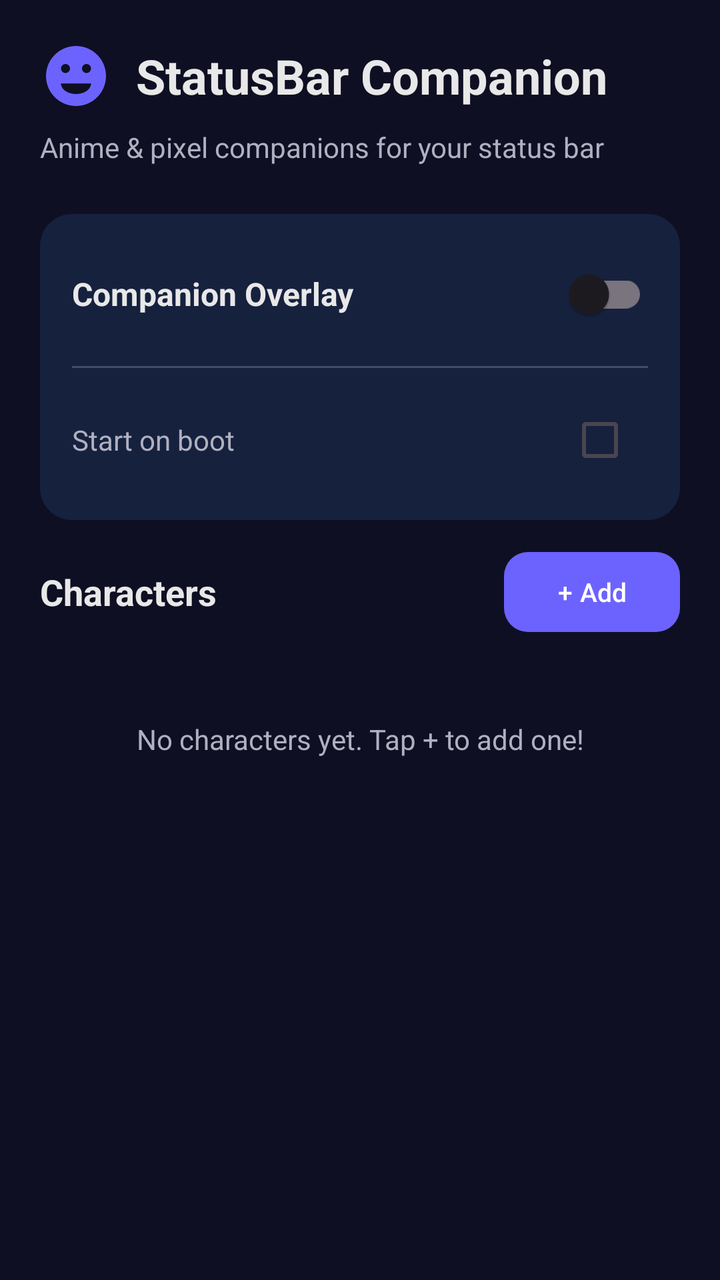
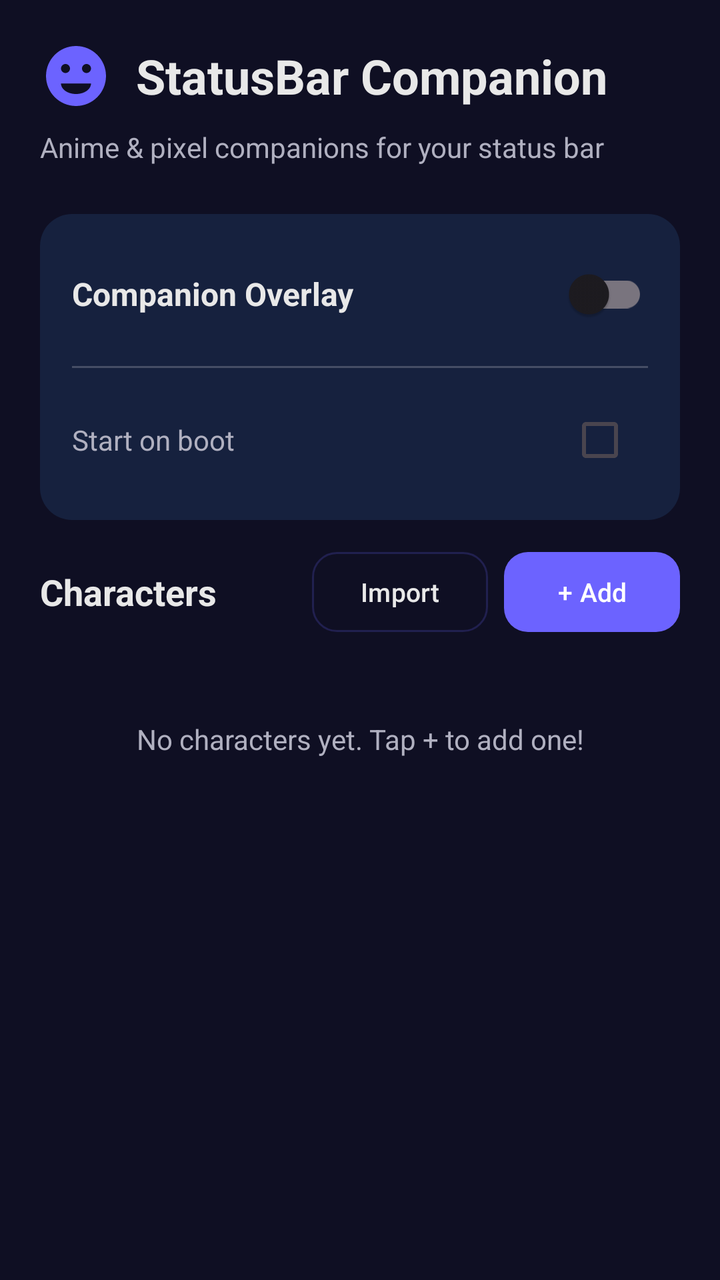

Screens rendered from an Android XML layout before and after an edit, with the pre-edit source and the edit as a unified diff.
<!-- AndroidManifest.xml: activity theme Theme.StatusBarCompanion -->
<!-- res/layout/activity_main.xml -->
<?xml version="1.0" encoding="utf-8"?>
<androidx.coordinatorlayout.widget.CoordinatorLayout
    xmlns:android="http://schemas.android.com/apk/res/android"
    xmlns:app="http://schemas.android.com/apk/res-auto"
    android:id="@+id/coordinator_layout"
    android:layout_width="match_parent"
    android:layout_height="match_parent"
    android:background="@color/background_dark"
    android:fitsSystemWindows="true">

    <ScrollView
        android:layout_width="match_parent"
        android:layout_height="match_parent"
        android:fillViewport="true"
        android:scrollbars="none">

        <LinearLayout
            android:layout_width="match_parent"
            android:layout_height="wrap_content"
            android:orientation="vertical"
            android:padding="20dp">

            
            <LinearLayout
                android:layout_width="match_parent"
                android:layout_height="wrap_content"
                android:orientation="horizontal"
                android:gravity="center_vertical"
                android:layout_marginBottom="8dp">

                <ImageView
                    android:layout_width="36dp"
                    android:layout_height="36dp"
                    android:src="@drawable/ic_companion"
                    android:contentDescription="App icon"
                    android:layout_marginEnd="12dp" />

                <TextView
                    android:layout_width="0dp"
                    android:layout_height="wrap_content"
                    android:layout_weight="1"
                    android:text="@string/app_name"
                    android:textColor="@color/on_surface"
                    android:textSize="24sp"
                    android:textStyle="bold" />
            </LinearLayout>

            <TextView
                android:layout_width="wrap_content"
                android:layout_height="wrap_content"
                android:text="Anime &amp; pixel companions for your status bar"
                android:textColor="@color/text_secondary"
                android:textSize="14sp"
                android:layout_marginBottom="24dp" />

            
            <LinearLayout
                android:id="@+id/permission_card"
                android:layout_width="match_parent"
                android:layout_height="wrap_content"
                android:background="@drawable/rounded_card_bg"
                android:orientation="vertical"
                android:padding="16dp"
                android:layout_marginBottom="16dp"
                android:visibility="gone">

                <TextView
                    android:layout_width="wrap_content"
                    android:layout_height="wrap_content"
                    android:text="@string/overlay_permission_title"
                    android:textColor="@color/accent_amber"
                    android:textSize="16sp"
                    android:textStyle="bold"
                    android:layout_marginBottom="8dp" />

                <TextView
                    android:layout_width="wrap_content"
                    android:layout_height="wrap_content"
                    android:text="@string/overlay_permission_message"
                    android:textColor="@color/text_secondary"
                    android:textSize="13sp"
                    android:layout_marginBottom="12dp" />

                <Button
                    android:id="@+id/btn_grant_permission"
                    android:layout_width="wrap_content"
                    android:layout_height="44dp"
                    android:background="@drawable/rounded_button_primary"
                    android:text="@string/btn_grant_permission"
                    android:textColor="@color/on_primary"
                    android:textSize="14sp"
                    android:paddingHorizontal="24dp"
                    android:textAllCaps="false" />
            </LinearLayout>

            
            <LinearLayout
                android:layout_width="match_parent"
                android:layout_height="wrap_content"
                android:background="@drawable/rounded_card_bg"
                android:orientation="vertical"
                android:padding="16dp"
                android:layout_marginBottom="16dp">

                <LinearLayout
                    android:layout_width="match_parent"
                    android:layout_height="wrap_content"
                    android:orientation="horizontal"
                    android:gravity="center_vertical">

                    <TextView
                        android:layout_width="0dp"
                        android:layout_height="wrap_content"
                        android:layout_weight="1"
                        android:text="Companion Overlay"
                        android:textColor="@color/on_surface"
                        android:textSize="16sp"
                        android:textStyle="bold" />

                    <com.google.android.material.switchmaterial.SwitchMaterial
                        android:id="@+id/switch_service"
                        android:layout_width="wrap_content"
                        android:layout_height="wrap_content" />
                </LinearLayout>

                <View
                    android:layout_width="match_parent"
                    android:layout_height="1dp"
                    android:background="@color/divider"
                    android:layout_marginVertical="12dp" />

                <LinearLayout
                    android:layout_width="match_parent"
                    android:layout_height="wrap_content"
                    android:orientation="horizontal"
                    android:gravity="center_vertical">

                    <TextView
                        android:layout_width="0dp"
                        android:layout_height="wrap_content"
                        android:layout_weight="1"
                        android:text="@string/label_auto_start"
                        android:textColor="@color/text_secondary"
                        android:textSize="14sp" />

                    <CheckBox
                        android:id="@+id/checkbox_auto_start"
                        android:layout_width="wrap_content"
                        android:layout_height="wrap_content" />
                </LinearLayout>
            </LinearLayout>

            
            <LinearLayout
                android:layout_width="match_parent"
                android:layout_height="wrap_content"
                android:orientation="horizontal"
                android:gravity="center_vertical"
                android:layout_marginBottom="12dp">

                <TextView
                    android:layout_width="0dp"
                    android:layout_height="wrap_content"
                    android:layout_weight="1"
                    android:text="Characters"
                    android:textColor="@color/on_surface"
                    android:textSize="18sp"
                    android:textStyle="bold" />

                <Button
                    android:id="@+id/btn_add_character"
                    android:layout_width="wrap_content"
                    android:layout_height="40dp"
                    android:background="@drawable/rounded_button_primary"
                    android:text="+ Add"
                    android:textColor="@color/on_primary"
                    android:textSize="13sp"
                    android:paddingHorizontal="16dp"
                    android:textAllCaps="false" />
            </LinearLayout>

            
            <TextView
                android:id="@+id/label_empty"
                android:layout_width="match_parent"
                android:layout_height="wrap_content"
                android:text="@string/label_no_characters"
                android:textColor="@color/text_secondary"
                android:textSize="14sp"
                android:textAlignment="center"
                android:padding="32dp"
                android:visibility="visible" />

            
            <androidx.recyclerview.widget.RecyclerView
                android:id="@+id/recycler_characters"
                android:layout_width="match_parent"
                android:layout_height="wrap_content"
                android:nestedScrollingEnabled="false"
                android:visibility="gone" />

        </LinearLayout>
    </ScrollView>

</androidx.coordinatorlayout.widget.CoordinatorLayout>
<!-- resources referenced by this layout -->
<resources>
  <color name="accent_amber">#FFFFAB40</color>
  <color name="background_dark">#FF0F0F23</color>
  <color name="divider">#33FFFFFF</color>
  <color name="on_primary">#FFFFFFFF</color>
  <color name="on_surface">#FFE8E8E8</color>
  <color name="text_secondary">#FFB0B0C0</color>
  <!-- drawable ic_companion (drawable) -->
  <?xml version="1.0" encoding="utf-8"?>
  <vector xmlns:android="http://schemas.android.com/apk/res/android"
      android:width="24dp"
      android:height="24dp"
      android:viewportWidth="24"
      android:viewportHeight="24">
      <path
          android:fillColor="#FF6C63FF"
          android:pathData="M12,2C6.48,2 2,6.48 2,12s4.48,10 10,10 10,-4.48 10,-10S17.52,2 12,2zM8.5,8C9.33,8 10,8.67 10,9.5S9.33,11 8.5,11 7,10.33 7,9.5 7.67,8 8.5,8zM15.5,8C16.33,8 17,8.67 17,9.5S16.33,11 15.5,11 14,10.33 14,9.5 14.67,8 15.5,8zM12,18c-2.76,0 -5,-1.57 -5,-3.5h10c0,1.93 -2.24,3.5 -5,3.5z" />
  </vector>
  <!-- drawable rounded_button_primary (drawable) -->
  <?xml version="1.0" encoding="utf-8"?>
  <ripple xmlns:android="http://schemas.android.com/apk/res/android"
      android:color="@color/primary_variant">
      <item>
          <shape android:shape="rectangle">
              <solid android:color="@color/primary" />
              <corners android:radius="12dp" />
          </shape>
      </item>
  </ripple>
  <!-- drawable rounded_card_bg (drawable) -->
  <?xml version="1.0" encoding="utf-8"?>
  <shape xmlns:android="http://schemas.android.com/apk/res/android"
      android:shape="rectangle">
      <solid android:color="@color/surface_card" />
      <corners android:radius="16dp" />
  </shape>
  <string name="app_name">StatusBar Companion</string>
  <string name="btn_grant_permission">Grant Permission</string>
  <string name="label_auto_start">Start on boot</string>
  <string name="label_no_characters">No characters yet. Tap + to add one!</string>
  <string name="overlay_permission_message">This app needs the \"Display over other apps\" permission to show characters on your status bar.</string>
  <string name="overlay_permission_title">Permission Required</string>
  <style name="Theme.StatusBarCompanion" parent="Theme.Material3.DayNight.NoActionBar">
          <item name="colorPrimary">@color/primary</item>
          <item name="colorOnPrimary">@color/on_primary</item>
          <item name="colorPrimaryContainer">@color/primary_variant</item>
          <item name="colorSecondary">@color/secondary</item>
          <item name="colorOnSecondary">@color/on_secondary</item>
          <item name="colorSecondaryContainer">@color/secondary_variant</item>
          <item name="android:statusBarColor">@color/surface_dark</item>
          <item name="android:navigationBarColor">@color/surface_dark</item>
          <item name="android:windowBackground">@color/background_dark</item>
      </style>
  <color name="primary_variant">#FF5A52E0</color>
  <color name="primary">#FF6C63FF</color>
  <color name="surface_card">#FF16213E</color>
  <color name="secondary">#FFFF6B9D</color>
  <color name="on_secondary">#FFFFFFFF</color>
  <color name="secondary_variant">#FFE05585</color>
  <color name="surface_dark">#FF1A1A2E</color>
</resources>

<!-- the commit's change to res/layout/activity_main.xml (unified diff, before → after) -->
@@ -168,6 +168,18 @@
                     android:textStyle="bold" />
 
                 <Button
+                    android:id="@+id/btn_import_character"
+                    android:layout_width="wrap_content"
+                    android:layout_height="40dp"
+                    android:background="@drawable/rounded_button_secondary"
+                    android:text="Import"
+                    android:textColor="@color/on_surface"
+                    android:textSize="13sp"
+                    android:paddingHorizontal="16dp"
+                    android:layout_marginEnd="8dp"
+                    android:textAllCaps="false" />
+
+                <Button
                     android:id="@+id/btn_add_character"
                     android:layout_width="wrap_content"
                     android:layout_height="40dp"
<!-- resource entries referenced after the edit -->
@@ -24,6 +24,18 @@
       <item>
           <shape android:shape="rectangle">
               <solid android:color="@color/primary" />
+              <corners android:radius="12dp" />
+          </shape>
+      </item>
+  </ripple>
+  <!-- drawable rounded_button_secondary (drawable) -->
+  <?xml version="1.0" encoding="utf-8"?>
+  <ripple xmlns:android="http://schemas.android.com/apk/res/android"
+      android:color="#33FFFFFF">
+      <item>
+          <shape android:shape="rectangle">
+              <stroke android:width="1dp" android:color="@color/divider" />
+              <solid android:color="@android:color/transparent" />
               <corners android:radius="12dp" />
           </shape>
       </item>
